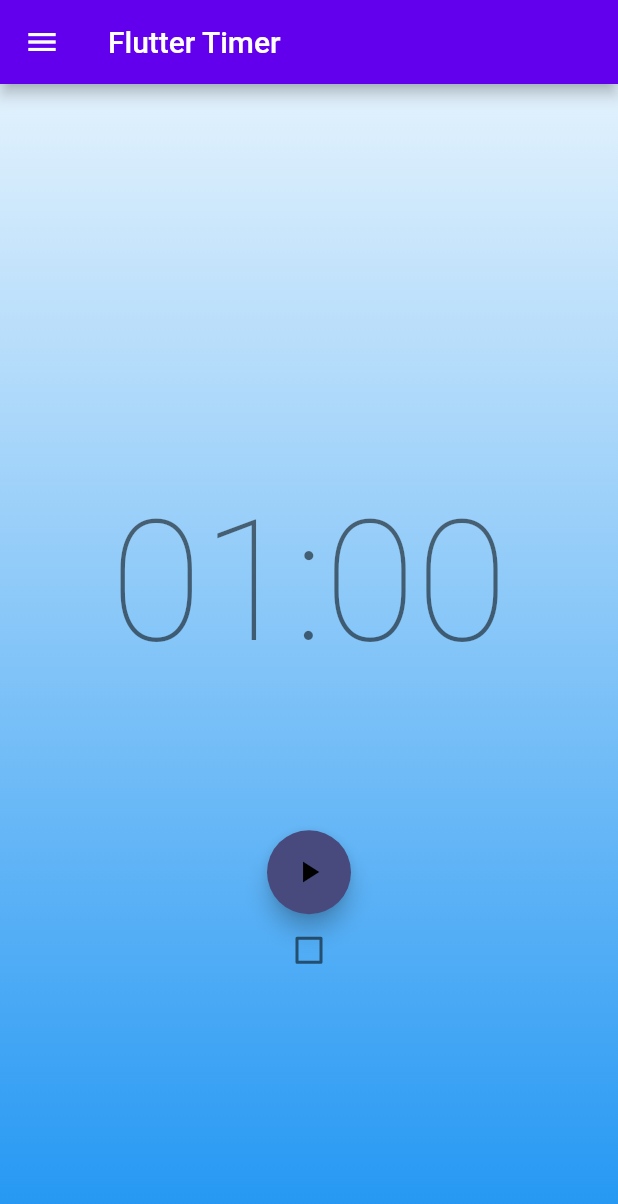
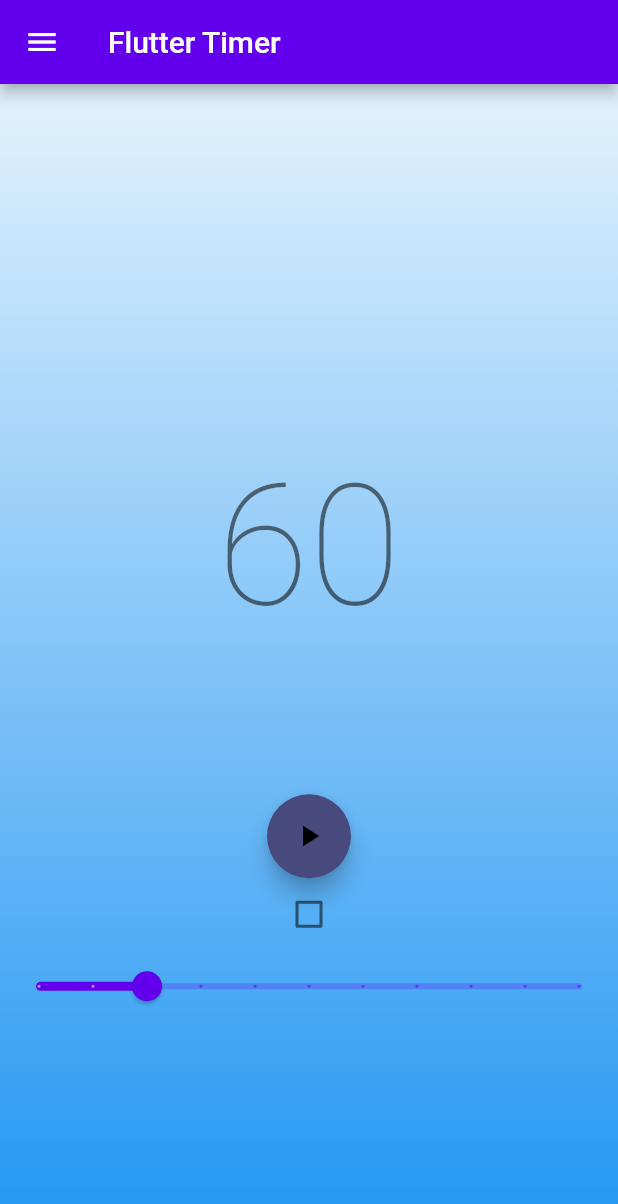
Before and after one commit to nshelestoff/a_timer, a Flutter app: the screen it shows after launch, on a phone screen of 412 x 824 dp. Shown: the top 1204 px of the screen. Run offline on Flutter 3.47's test engine with Material 2 defaults, Android fonts, the phone set to English and light mode, and no system bars; our stand-ins replace bloc, equatable, flutter_bloc.

Commit message:
start of slider implementation

```diff
--- a/lib/src/actions.dart
+++ b/lib/src/actions.dart
@@ -1,4 +1,5 @@
 import 'package:an_exercise_timer/src/checkbox_bloc/checkbox_cubit.dart';
+import 'package:an_exercise_timer/src/slider_bloc/slider_cubit.dart';
 import 'package:flutter/cupertino.dart';
 import 'package:flutter/material.dart';
 import 'package:flutter_bloc/flutter_bloc.dart';
@@ -20,7 +21,7 @@ class Actions extends StatelessWidget {
                 child: const Icon(Icons.play_arrow),
                 onPressed: () => context
                     .read<TimerBloc>()
-                    .add(TimerStarted(duration: state.duration, incrementing: context.read<CheckboxCubit>().state.isChecked)),
+                    .add(TimerStarted(duration: context.read<SliderCubit>().state.value.round(), incrementing: context.read<CheckboxCubit>().state.isChecked)),
               ),
             ],
             if (state is TimerRunInProgress) ...[
--- a/lib/src/checkbox_bloc/checkbox_state.dart
+++ b/lib/src/checkbox_bloc/checkbox_state.dart
@@ -2,7 +2,7 @@ part of 'checkbox_cubit.dart';
 
 
 class CheckboxState {
-  bool isChecked = false;
+  bool isChecked;
 
   CheckboxState({required this.isChecked}) {
     if (isChecked) {
--- /dev/null
+++ b/lib/src/slider_bloc/slider_cubit.dart
@@ -0,0 +1,12 @@
+import 'package:bloc/bloc.dart';
+import 'package:equatable/equatable.dart';
+
+part 'slider_state.dart';
+
+class SliderCubit extends Cubit<SliderState> {
+  SliderCubit() : super(const SliderState(value: 60));
+
+  void changeValue(double value) {
+    emit(state.copyWith(changeValue: value));
+  }
+}
--- /dev/null
+++ b/lib/src/slider_bloc/slider_state.dart
@@ -0,0 +1,13 @@
+part of 'slider_cubit.dart';
+
+class SliderState extends Equatable {
+  final double value;
+  const SliderState({required this.value});
+
+  @override
+  List<Object> get props => [value];
+
+  SliderState copyWith({required double changeValue}){
+    return SliderState(value: changeValue);
+  }
+}
--- a/lib/src/timer_bloc/timer_bloc.dart
+++ b/lib/src/timer_bloc/timer_bloc.dart
@@ -1,5 +1,6 @@
 import 'dart:async';
 
+import 'package:an_exercise_timer/src/slider_bloc/slider_cubit.dart';
 import 'package:an_exercise_timer/src/timer_page.dart';
 import 'package:bloc/bloc.dart';
 import 'package:equatable/equatable.dart';
--- a/lib/src/timer_bloc/timer_event.dart
+++ b/lib/src/timer_bloc/timer_event.dart
@@ -5,7 +5,7 @@ abstract class TimerEvent {
 }
 
 class TimerStarted extends TimerEvent {
-   TimerStarted({ this.duration = 0, required this.incrementing});
+   TimerStarted({ required this.duration, required this.incrementing});
     int duration;
     bool incrementing;
 }
--- a/lib/src/timer_page.dart
+++ b/lib/src/timer_page.dart
@@ -1,4 +1,5 @@
 import 'package:an_exercise_timer/src/checkbox_bloc/checkbox_cubit.dart';
+import 'package:an_exercise_timer/src/slider_bloc/slider_cubit.dart';
 import 'package:flutter/material.dart';
 import 'package:flutter_bloc/flutter_bloc.dart';
 import 'package:an_exercise_timer/src/timer.dart';
@@ -21,6 +22,9 @@ class TimerPage extends StatelessWidget {
         BlocProvider(
           create: (_) => CheckboxCubit(),
         ),
+        BlocProvider(
+          create: (_) => SliderCubit(),
+        )
       ],
       child: TimerView(),
     );
@@ -36,6 +40,7 @@ class TimerView extends StatefulWidget {
 
 class _TimerViewState extends State<TimerView> {
   final GlobalKey<ScaffoldState> _scaffoldKey = new GlobalKey<ScaffoldState>();
+  double _currentSliderValue = 20;
 
   @override
   Widget build(BuildContext context) {
@@ -80,7 +85,25 @@ class _TimerViewState extends State<TimerView> {
                       },
                     );
                   },
-                )
+                ),
+                Visibility(
+                  visible: !(context.read<CheckboxCubit>().state.isChecked),
+                  child: BlocBuilder<SliderCubit, SliderState>(
+                    builder: (context, state) {
+                      return Slider(
+                        value: state.value,
+                        max: 300,
+                        divisions: 10,
+                        label: state.value.round().toString(),
+                        onChanged: (double value) {
+                          setState(() {
+                            context.read<SliderCubit>().changeValue(value);
+                          });
+                        },
+                      );
+                    },
+                  ),
+                ),
               ],
             ),
           ],
@@ -97,14 +120,11 @@ class TimerText extends StatelessWidget {
   Widget build(BuildContext context) {
     final duration = context.select((TimerBloc bloc) => bloc.state.duration);
     final minutesStr =
-    ((duration / 60) % 60).floor().toString().padLeft(2, '0');
+        ((duration / 60) % 60).floor().toString().padLeft(2, '0');
     final secondsStr = (duration % 60).floor().toString().padLeft(2, '0');
     return Text(
-      '$minutesStr:$secondsStr',
-      style: Theme
-          .of(context)
-          .textTheme
-          .headline1,
+      '$duration',
+      style: Theme.of(context).textTheme.headline1,
     );
   }
 }
```
